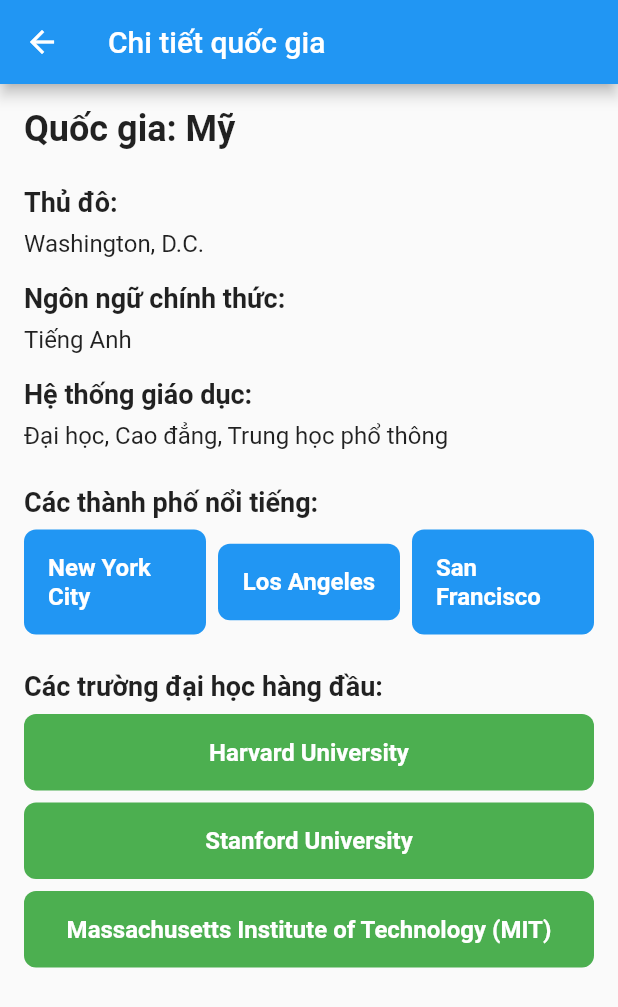
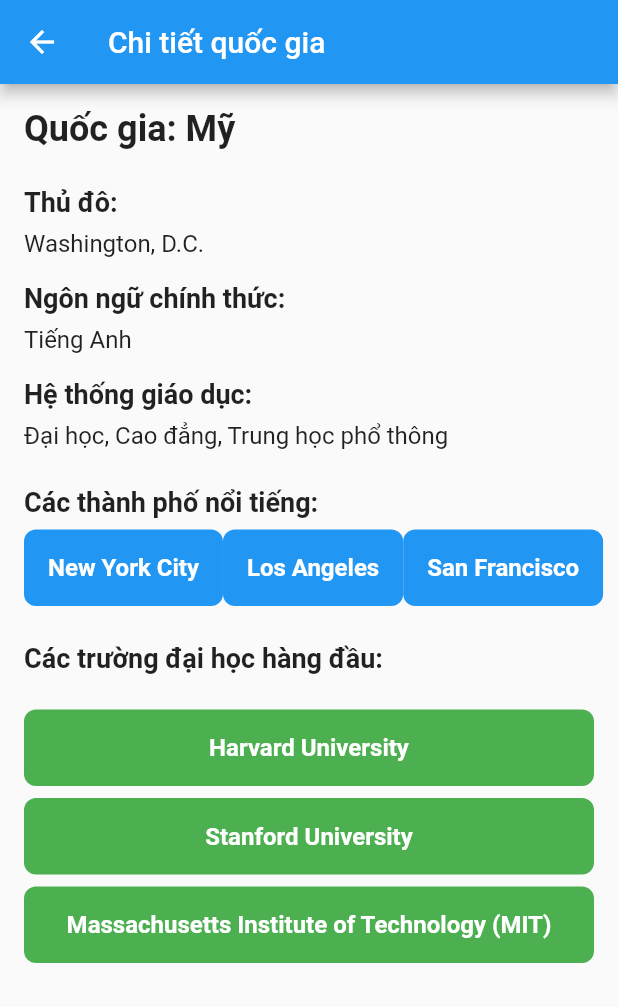
Before and after one commit to tanphuccgl/Study-Abroad-Consultant, a Flutter app: the NationPage screen opened by its route, after a tap on "Mỹ", on a phone screen of 412 x 824 dp. Shown: the top 1007 px of the screen. Run offline on Flutter 3.47's test engine with Material 2 defaults, Android fonts, the phone set to English and light mode, and no system bars; our stand-ins replace bot_toast, cloud_firestore, equatable, firebase_core, flutter_bloc, get_it and 2 more; accounts and stored records are empty.

Commit message:
add data to nation and detail nation

```diff
--- a/lib/feature/nation/pages/detail_nation_page.dart
+++ b/lib/feature/nation/pages/detail_nation_page.dart
@@ -1,8 +1,12 @@
 import 'package:flutter/material.dart';
+import 'package:study_abroad_consultant/network/model/city.dart';
+import 'package:study_abroad_consultant/network/model/nation.dart';
+import 'package:study_abroad_consultant/network/model/university.dart';
 import 'package:study_abroad_consultant/router/coordinator.dart';
 
 class DetailNationPage extends StatelessWidget {
-  const DetailNationPage({super.key});
+  final Nation nation;
+  const DetailNationPage({super.key, required this.nation});
 
   @override
   Widget build(BuildContext context) {
@@ -15,9 +19,9 @@
         child: Column(
           crossAxisAlignment: CrossAxisAlignment.start,
           children: [
-            const Text(
-              'Quốc gia: Mỹ',
-              style: TextStyle(
+            Text(
+              'Quốc gia: ${nation.name}',
+              style: const TextStyle(
                 fontSize: 24,
                 fontWeight: FontWeight.bold,
               ),
@@ -31,9 +35,9 @@
               ),
             ),
             const SizedBox(height: 8),
-            const Text(
-              'Washington, D.C.',
-              style: TextStyle(fontSize: 16),
+            Text(
+              nation.capital,
+              style: const TextStyle(fontSize: 16),
             ),
             const SizedBox(height: 16),
             const Text(
@@ -44,9 +48,9 @@
               ),
             ),
             const SizedBox(height: 8),
-            const Text(
-              'Tiếng Anh',
-              style: TextStyle(fontSize: 16),
+            Text(
+              nation.officialLanguage,
+              style: const TextStyle(fontSize: 16),
             ),
             const SizedBox(height: 16),
             const Text(
@@ -57,9 +61,9 @@
               ),
             ),
             const SizedBox(height: 8),
-            const Text(
-              'Đại học, Cao đẳng, Trung học phổ thông',
-              style: TextStyle(fontSize: 16),
+            Text(
+              nation.educationSystem,
+              style: const TextStyle(fontSize: 16),
             ),
             const SizedBox(height: 24),
             const Text(
@@ -71,14 +75,9 @@
             ),
             const SizedBox(height: 8),
             Row(
-              children: [
-                _buildCityCard('New York City'),
-                const SizedBox(width: 8),
-                _buildCityCard('Los Angeles'),
-                const SizedBox(width: 8),
-                _buildCityCard('San Francisco'),
-              ],
-            ),
+                mainAxisAlignment: MainAxisAlignment.spaceAround,
+                children:
+                    nation.famousCities.map((e) => _buildCityCard(e)).toList()),
             const SizedBox(height: 24),
             const Text(
               'Các trường đại học hàng đầu:',
@@ -87,58 +86,29 @@
                 fontWeight: FontWeight.bold,
               ),
             ),
-            const SizedBox(height: 8),
-            _buildUniversityCard('Harvard University'),
-            const SizedBox(height: 8),
-            _buildUniversityCard('Stanford University'),
-            const SizedBox(height: 8),
-            _buildUniversityCard('Massachusetts Institute of Technology (MIT)'),
+            const SizedBox(height: 24),
+            ...nation.topUniversities
+                .map((e) => _buildUniversityCard(e))
+                .toList()
           ],
         ),
       ),
     );
   }
 
-  Widget _buildCityCard(String cityName) {
-    return Expanded(
-      child: GestureDetector(
-        onTap: () => XCoordinator.showCity(),
-        child: Container(
-          decoration: BoxDecoration(
-            borderRadius: BorderRadius.circular(8),
-            color: Colors.blue,
-          ),
-          child: Padding(
-            padding: const EdgeInsets.all(16),
-            child: Center(
-              child: Text(
-                cityName,
-                style: const TextStyle(
-                  fontSize: 16,
-                  color: Colors.white,
-                  fontWeight: FontWeight.bold,
-                ),
-              ),
-            ),
-          ),
-        ),
-      ),
-    );
-  }
-
-  Widget _buildUniversityCard(String universityName) {
+  Widget _buildCityCard(City city) {
     return GestureDetector(
-      onTap: () => XCoordinator.showSchool(),
+      onTap: () => XCoordinator.showCity(),
       child: Container(
         decoration: BoxDecoration(
           borderRadius: BorderRadius.circular(8),
-          color: Colors.green,
+          color: Colors.blue,
         ),
         child: Padding(
           padding: const EdgeInsets.all(16),
           child: Center(
             child: Text(
-              universityName,
+              city.cityName,
               style: const TextStyle(
                 fontSize: 16,
                 color: Colors.white,
@@ -150,4 +120,34 @@
       ),
     );
   }
+
+  Widget _buildUniversityCard(University e) {
+    return Column(
+      children: [
+        GestureDetector(
+          onTap: () => XCoordinator.showSchool(),
+          child: Container(
+            decoration: BoxDecoration(
+              borderRadius: BorderRadius.circular(8),
+              color: Colors.green,
+            ),
+            child: Padding(
+              padding: const EdgeInsets.all(16),
+              child: Center(
+                child: Text(
+                  e.name,
+                  style: const TextStyle(
+                    fontSize: 16,
+                    color: Colors.white,
+                    fontWeight: FontWeight.bold,
+                  ),
+                ),
+              ),
+            ),
+          ),
+        ),
+        const SizedBox(height: 8),
+      ],
+    );
+  }
 }
--- a/lib/feature/nation/pages/nation_page.dart
+++ b/lib/feature/nation/pages/nation_page.dart
@@ -1,21 +1,9 @@
 import 'package:flutter/material.dart';
+import 'package:study_abroad_consultant/network/model/nation.dart';
 import 'package:study_abroad_consultant/router/coordinator.dart';
 
 class NationPage extends StatelessWidget {
-  final List<String> countries = [
-    'Mỹ',
-    'Anh',
-    'Pháp',
-    'Đức',
-    'Tây Ban Nha',
-    'Ý',
-    'Nhật Bản',
-    'Trung Quốc',
-    'Hàn Quốc',
-    'Úc',
-  ];
-
-  NationPage({super.key});
+  const NationPage({super.key});
 
   @override
   Widget build(BuildContext context) {
@@ -24,15 +12,15 @@
         title: const Text('Danh sách quốc gia'),
       ),
       body: ListView.builder(
-        itemCount: countries.length,
+        itemCount: nations.length,
         itemBuilder: (BuildContext context, int index) {
-          return _buildCountryCard(countries[index]);
+          return _buildCountryCard(nations[index]);
         },
       ),
     );
   }
 
-  Widget _buildCountryCard(String countryName) {
+  Widget _buildCountryCard(Nation e) {
     return Card(
       margin: const EdgeInsets.symmetric(horizontal: 16, vertical: 8),
       elevation: 2,
@@ -41,7 +29,7 @@
       ),
       child: ListTile(
         title: Text(
-          countryName,
+          e.name,
           style: const TextStyle(
             fontSize: 16,
             fontWeight: FontWeight.bold,
@@ -49,9 +37,7 @@
         ),
         trailing: const Icon(Icons.arrow_forward_ios),
         onTap: () {
-          // Xử lý sự kiện khi người dùng nhấn vào quốc gia
-          // Ví dụ: Chuyển đến trang chi tiết quốc gia
-          XCoordinator.showDetailNation();
+          XCoordinator.showDetailNation(e);
         },
       ),
     );
--- a/lib/router/app_router.dart
+++ b/lib/router/app_router.dart
@@ -21,6 +21,7 @@
 import 'package:study_abroad_consultant/feature/profile/pages/profile_page.dart';
 import 'package:study_abroad_consultant/feature/profile/pages/update_profile_page.dart';
 import 'package:study_abroad_consultant/feature/sign_up/sign_up_page.dart';
+import 'package:study_abroad_consultant/network/model/nation.dart';
 import 'package:study_abroad_consultant/router/router_name.dart';
 import 'package:study_abroad_consultant/widgets/not_found_page.dart';
 
@@ -34,9 +35,12 @@
       case XRouterName.dashboard:
         return MaterialPageRoute(builder: (_) => const DashboardPage());
       case XRouterName.nation:
-        return MaterialPageRoute(builder: (_) => NationPage());
+        return MaterialPageRoute(builder: (_) => const NationPage());
       case XRouterName.detailNation:
-        return MaterialPageRoute(builder: (_) => const DetailNationPage());
+        return MaterialPageRoute(
+            builder: (_) => DetailNationPage(
+                  nation: nationEmpty,
+                ));
       case XRouterName.city:
         return MaterialPageRoute(builder: (_) => const CityPage());
       case XRouterName.school:
--- a/lib/router/coordinator.dart
+++ b/lib/router/coordinator.dart
@@ -1,4 +1,6 @@
 import 'package:flutter/material.dart';
+import 'package:study_abroad_consultant/feature/nation/pages/detail_nation_page.dart';
+import 'package:study_abroad_consultant/network/model/nation.dart';
 import 'package:study_abroad_consultant/router/router_name.dart';
 
 class XCoordinator {
@@ -34,7 +36,8 @@
   static Future showDashboard() => pushNamed(XRouterName.dashboard);
 
   static Future showNation() => pushNamed(XRouterName.nation);
-  static Future showDetailNation() => pushNamed(XRouterName.detailNation);
+  static Future showDetailNation(Nation nation) =>
+      push(DetailNationPage(nation: nation));
   static Future showCity() => pushNamed(XRouterName.city);
   static Future showSchool() => pushNamed(XRouterName.school);
   static Future showVisa() => pushNamed(XRouterName.visa);
```
